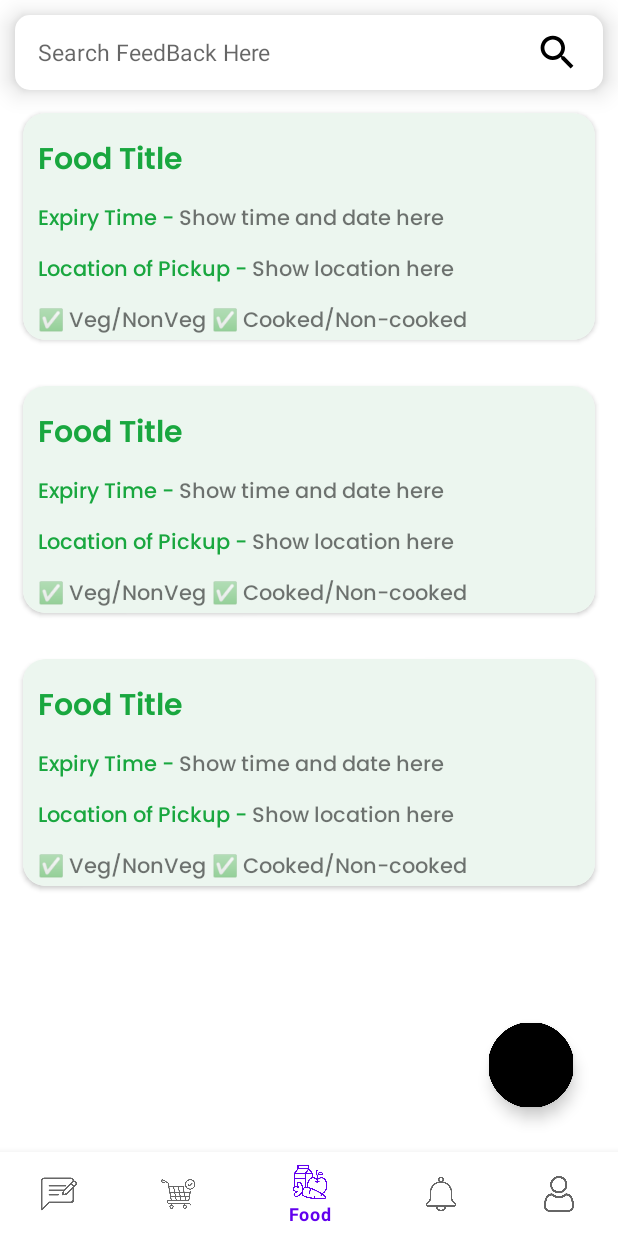
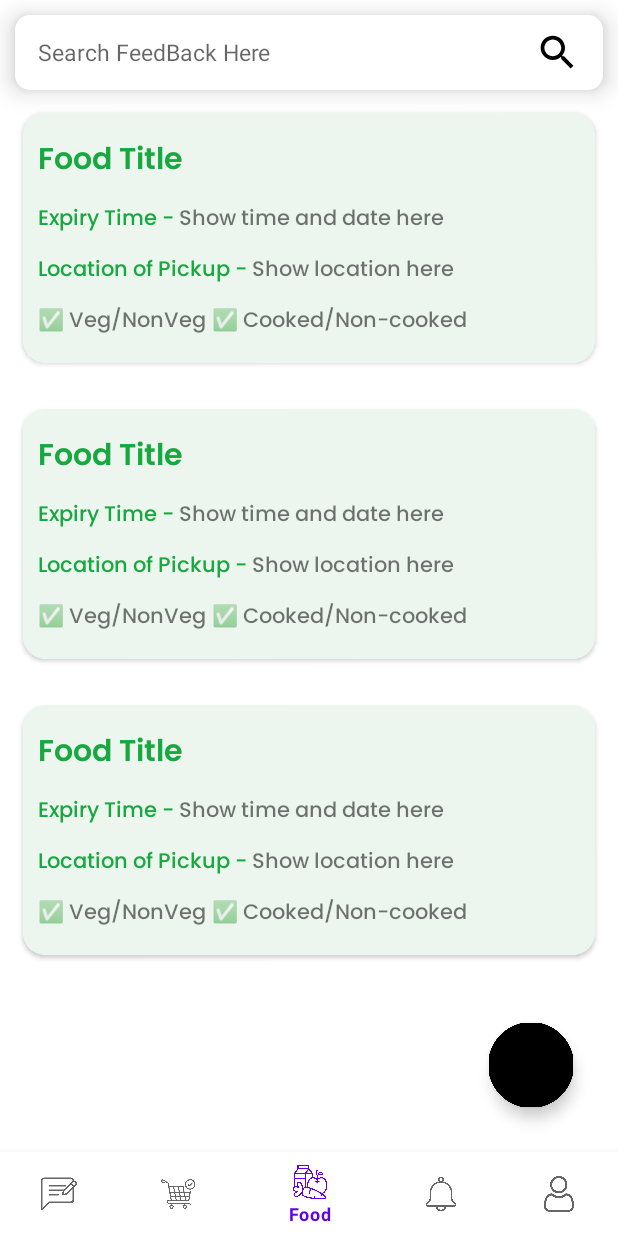
Before and after one commit to chetan7020/FoodBankApp, an Android app: the screen it shows after launch (ProviderMainActivity), on a phone screen of 412 x 824 dp. Run offline under Robolectric (Android 15) with nearby library versions, the phone set to English and light mode, and no system bars; our stand-ins replace navigation-ui.

Commit message:
Some changes in food layout

```diff
--- a/app/src/main/res/layout/layout_for_food_card.xml
+++ b/app/src/main/res/layout/layout_for_food_card.xml
@@ -76,6 +76,7 @@
                 android:layout_height="wrap_content"
                 android:layout_marginTop="10dp"
                 android:layout_marginLeft="10dp"
+                android:layout_marginBottom="15dp"
                 >
             <TextView
                 android:layout_width="wrap_content"
```
